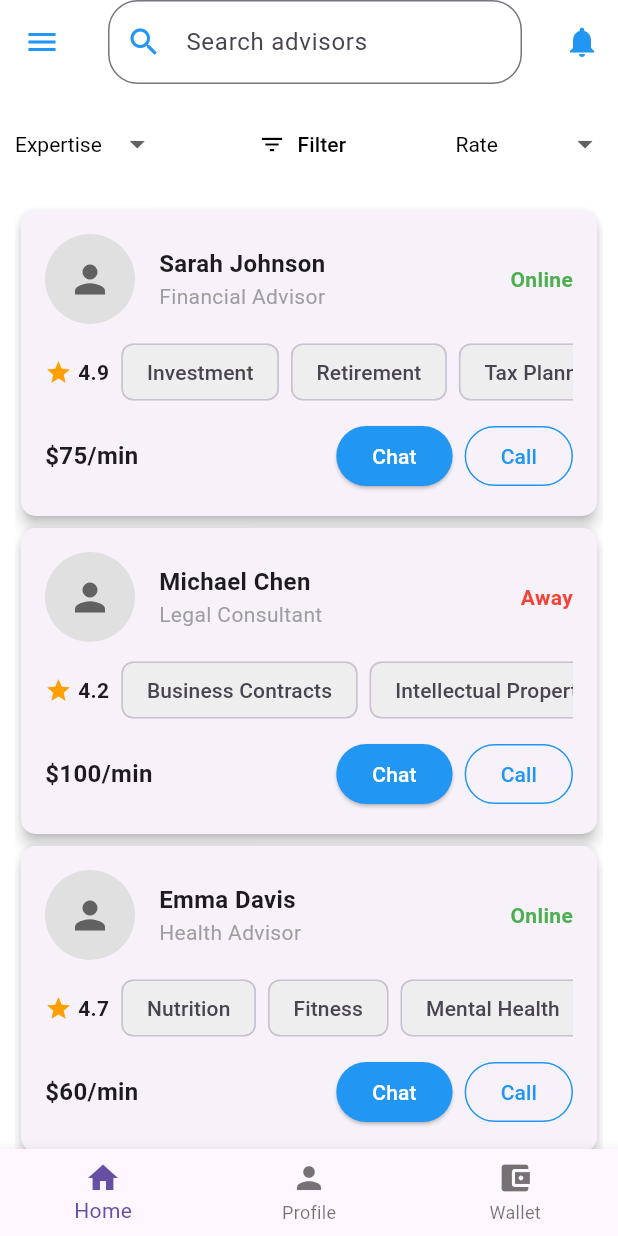
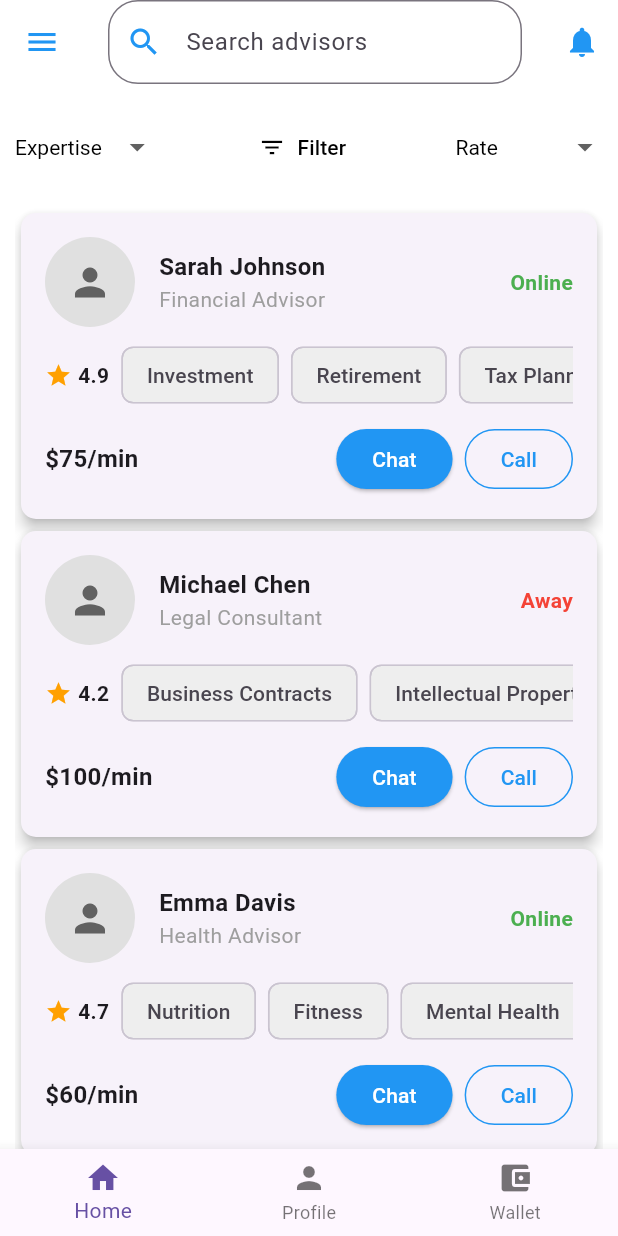
Before and after one commit to Pixelpiilot/Accociate, a Flutter app: the HomeScreen screen opened by its route, on a phone screen of 412 x 824 dp. Run offline on Flutter 3.47's test engine with Material 3 defaults, Android fonts, the phone set to English and light mode, and no system bars; our stand-ins replace pinput.

Commit message:
maun done!

```diff
--- a/lib/screen/home_screen.dart
+++ b/lib/screen/home_screen.dart
@@ -23,11 +23,13 @@ class _HomeScreenState extends State<HomeScreen> {
   @override
   Widget build(BuildContext context) {
     return Scaffold(
+
+
       drawer: Drawer(
         backgroundColor: Colors.blue,
         child: ListView(
 
-          padding: EdgeInsets.only(top: 50),
+          padding: const EdgeInsets.only(top: 50),
           children: [
 
            // DrawerHeader(
@@ -70,7 +72,9 @@ class _HomeScreenState extends State<HomeScreen> {
           ],
         ),
       ),
+
       appBar: AppBar(
+
         backgroundColor: Colors.white,
         elevation: 0,
         iconTheme: const IconThemeData(color: Colors.blue), // Menu icon color
@@ -96,7 +100,7 @@ class _HomeScreenState extends State<HomeScreen> {
       ),
       backgroundColor: Colors.white,
       body: Padding(
-        padding: const EdgeInsets.only(top: 16.0, left: 10, right: 10),
+        padding: const EdgeInsets.only(top: 18.0, left: 10, right: 10),
         child: Column(
           crossAxisAlignment: CrossAxisAlignment.start,
           children: [
@@ -155,7 +159,7 @@ class _HomeScreenState extends State<HomeScreen> {
             // Advisors List
             Expanded(
               child: ListView(
-                children: [
+                children: const [
                   AdvisorCard(
                     name: 'Sarah Johnson',
                     title: 'Financial Advisor',
```
